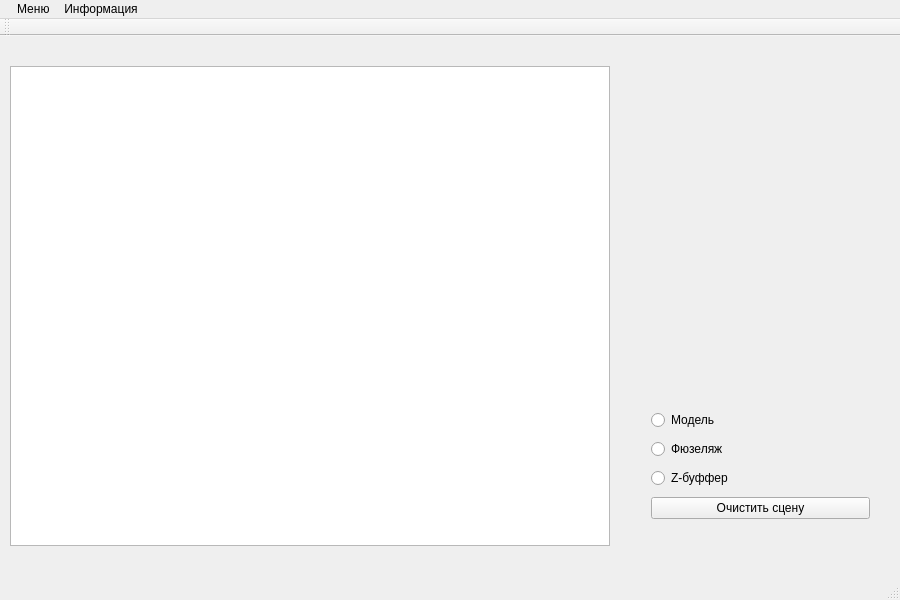
The window that flyShipment/mainwindow.ui (Unatart/CGcourceproj) describes before a commit, drawn with Qt 5.
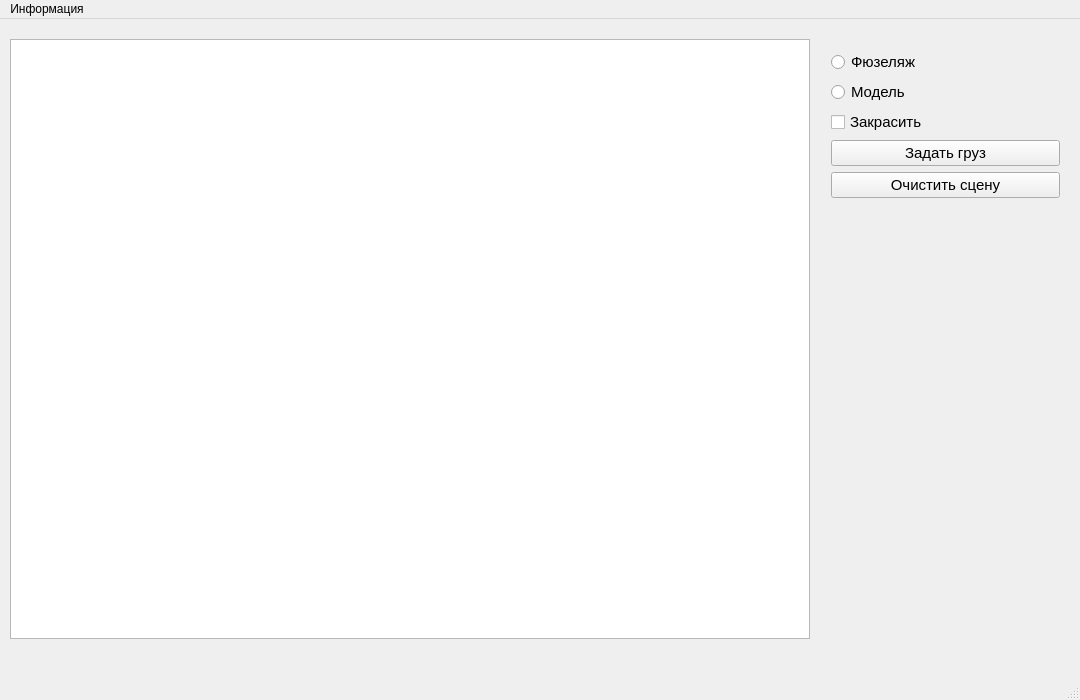
The same window after the commit.

```diff
--- a/flyShipment/mainwindow.ui
+++ b/flyShipment/mainwindow.ui
@@ -6,8 +6,8 @@
    <rect>
     <x>0</x>
     <y>0</y>
-    <width>900</width>
-    <height>600</height>
+    <width>1080</width>
+    <height>700</height>
    </rect>
   </property>
   <property name="windowTitle">
@@ -17,36 +17,68 @@
    <widget class="QWidget" name="verticalLayoutWidget">
     <property name="geometry">
      <rect>
-      <x>640</x>
-      <y>360</y>
-      <width>241</width>
-      <height>141</height>
+      <x>820</x>
+      <y>20</y>
+      <width>251</width>
+      <height>173</height>
      </rect>
     </property>
     <layout class="QVBoxLayout" name="verticalLayout">
-     <item>
-      <widget class="QRadioButton" name="model">
-       <property name="text">
-        <string>Модель</string>
-       </property>
-      </widget>
-     </item>
      <item>
       <widget class="QRadioButton" name="ship">
+       <property name="font">
+        <font>
+         <pointsize>11</pointsize>
+        </font>
+       </property>
        <property name="text">
         <string>Фюзеляж</string>
        </property>
       </widget>
      </item>
      <item>
-      <widget class="QRadioButton" name="zbuffer">
+      <widget class="QRadioButton" name="model">
+       <property name="font">
+        <font>
+         <pointsize>11</pointsize>
+        </font>
+       </property>
        <property name="text">
-        <string>Z-буффер</string>
+        <string>Модель</string>
+       </property>
+      </widget>
+     </item>
+     <item>
+      <widget class="QCheckBox" name="DrawBox">
+       <property name="font">
+        <font>
+         <pointsize>11</pointsize>
+        </font>
+       </property>
+       <property name="text">
+        <string>Закрасить</string>
+       </property>
+      </widget>
+     </item>
+     <item>
+      <widget class="QPushButton" name="ModelButton">
+       <property name="font">
+        <font>
+         <pointsize>11</pointsize>
+        </font>
+       </property>
+       <property name="text">
+        <string>Задать груз</string>
        </property>
       </widget>
      </item>
      <item>
       <widget class="QPushButton" name="clearScr">
+       <property name="font">
+        <font>
+         <pointsize>11</pointsize>
+        </font>
+       </property>
        <property name="text">
         <string>Очистить сцену</string>
        </property>
@@ -58,9 +90,9 @@
     <property name="geometry">
      <rect>
       <x>10</x>
-      <y>30</y>
-      <width>600</width>
-      <height>480</height>
+      <y>20</y>
+      <width>800</width>
+      <height>600</height>
      </rect>
     </property>
    </widget>
@@ -70,33 +102,10 @@
     <rect>
      <x>0</x>
      <y>0</y>
-     <width>900</width>
+     <width>1080</width>
      <height>21</height>
     </rect>
    </property>
-   <widget class="QMenu" name="menu">
-    <property name="title">
-     <string>  Меню</string>
-    </property>
-    <widget class="QMenu" name="create_menu">
-     <property name="title">
-      <string>Создать</string>
-     </property>
-     <addaction name="create_model"/>
-     <addaction name="create_ship"/>
-    </widget>
-    <widget class="QMenu" name="download_menu">
-     <property name="title">
-      <string>Загрузить</string>
-     </property>
-     <addaction name="download_model"/>
-     <addaction name="download_ship"/>
-    </widget>
-    <addaction name="create_menu"/>
-    <addaction name="download_menu"/>
-    <addaction name="separator"/>
-    <addaction name="exit"/>
-   </widget>
    <widget class="QMenu" name="Info_menu">
     <property name="title">
      <string>Информация</string>
@@ -104,17 +113,8 @@
     <addaction name="InfoButtons"/>
     <addaction name="about"/>
    </widget>
-   <addaction name="menu"/>
    <addaction name="Info_menu"/>
   </widget>
-  <widget class="QToolBar" name="mainToolBar">
-   <attribute name="toolBarArea">
-    <enum>TopToolBarArea</enum>
-   </attribute>
-   <attribute name="toolBarBreak">
-    <bool>false</bool>
-   </attribute>
-  </widget>
   <widget class="QStatusBar" name="statusBar"/>
   <action name="exit">
    <property name="text">
```
Left out of the diff: 5 changed lines with no effect on the pictures.
